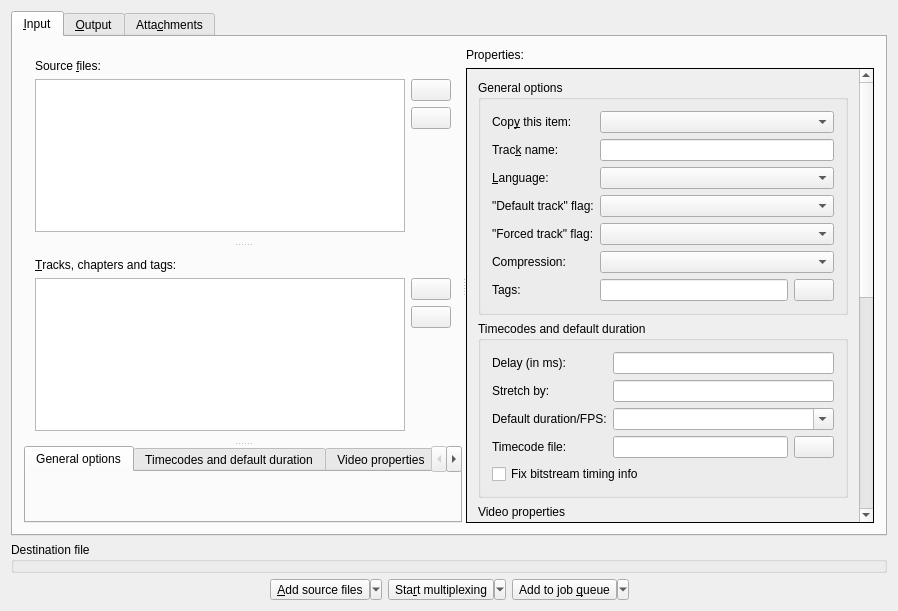
jpsdr/MKVToolnix-Windows-7, file src/mkvtoolnix-gui/forms/merge/tab.ui: the form before one commit.
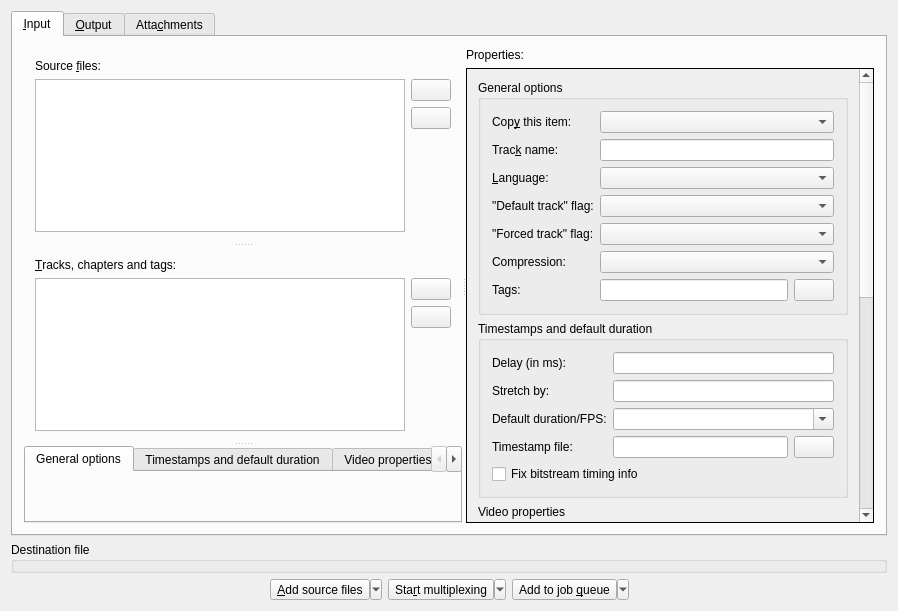
The form after the commit. Icons and pictures are not drawn. Custom widgets are drawn as their Qt base class.

Commit message:
replace `timecode` with `timestamp` in user-visible strings
Part of an ongoing effort to replace the use of the term `timecode`
with `timestamp`. Timecodes have a very specific meaning in the
audio/video world, and it's not what MKVToolNix has been using the
term for.

What changed in the file:
```diff
--- a/src/mkvtoolnix-gui/forms/merge/tab.ui
+++ b/src/mkvtoolnix-gui/forms/merge/tab.ui
@@ -290,7 +290,7 @@
               </widget>
               <widget class="QWidget" name="timestampsAndDefaultDurationPage">
                <attribute name="title">
-                <string>Timecodes and default duration</string>
+                <string>Timestamps and default duration</string>
                </attribute>
                <layout class="QVBoxLayout" name="verticalLayout_16">
                 <item>
@@ -553,7 +553,7 @@
                       <item>
                        <widget class="QGroupBox" name="timestampsAndDefaultDurationBox">
                         <property name="title">
-                         <string>Timecodes and default duration</string>
+                         <string>Timestamps and default duration</string>
                         </property>
                         <layout class="QVBoxLayout" name="verticalLayout_11">
                          <item>
@@ -665,7 +665,7 @@
                            <item row="3" column="0">
                             <widget class="QLabel" name="timestampsLabel">
                              <property name="text">
-                              <string>Timecode file:</string>
+                              <string>Timestamp file:</string>
                              </property>
                             </widget>
                            </item>
```
The commit also changes 25 other files.
